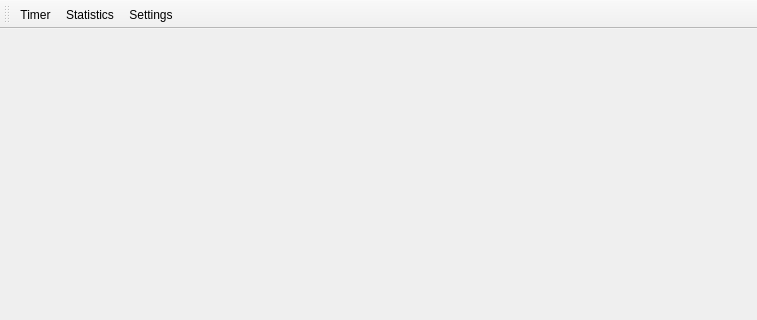
Old version of the form TaskBoard/mainwindow.ui in the repository atilm/TaskBoard; both pictures show x 0 to 757 and y 0 to 320 of the 757 by 544 pixel window.
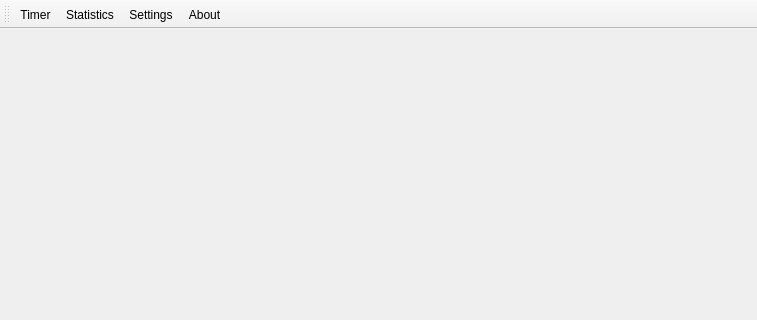
New version of the form. Icons and pictures are not drawn.

Commit message: Added about box

Patch:
```diff
--- a/TaskBoard/mainwindow.ui
+++ b/TaskBoard/mainwindow.ui
@@ -46,6 +46,15 @@
    </layout>
   </widget>
   <widget class="QToolBar" name="mainToolBar">
+   <property name="layoutDirection">
+    <enum>Qt::LeftToRight</enum>
+   </property>
+   <property name="movable">
+    <bool>true</bool>
+   </property>
+   <property name="allowedAreas">
+    <set>Qt::AllToolBarAreas</set>
+   </property>
    <attribute name="toolBarArea">
     <enum>TopToolBarArea</enum>
    </attribute>
@@ -55,6 +64,7 @@
    <addaction name="actionTimer"/>
    <addaction name="actionStatistics"/>
    <addaction name="actionSettings"/>
+   <addaction name="actionAbout"/>
   </widget>
   <widget class="QStatusBar" name="statusBar"/>
   <action name="actionStatistics">
@@ -87,6 +97,15 @@
     <string>Settings</string>
    </property>
   </action>
+  <action name="actionAbout">
+   <property name="icon">
+    <iconset resource="resources.qrc">
+     <normaloff>:/new/prefix1/resources/1471210791_info.png</normaloff>:/new/prefix1/resources/1471210791_info.png</iconset>
+   </property>
+   <property name="text">
+    <string>About</string>
+   </property>
+  </action>
  </widget>
  <layoutdefault spacing="6" margin="11"/>
  <resources>
```
The commit also changes 9 other files.
